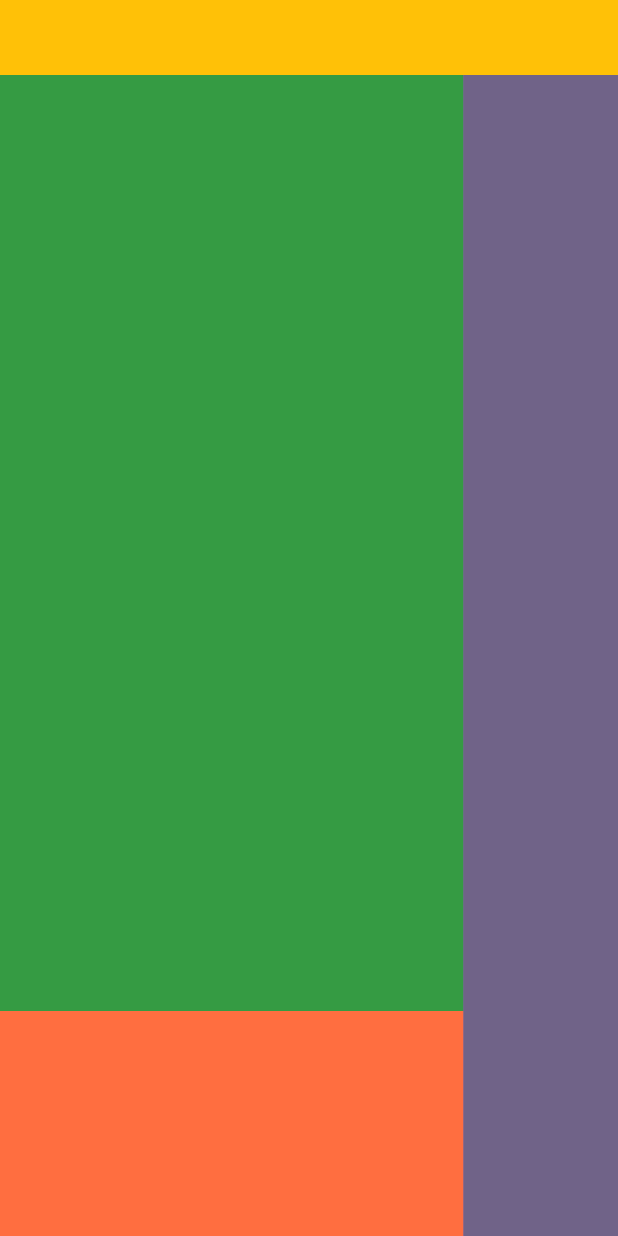
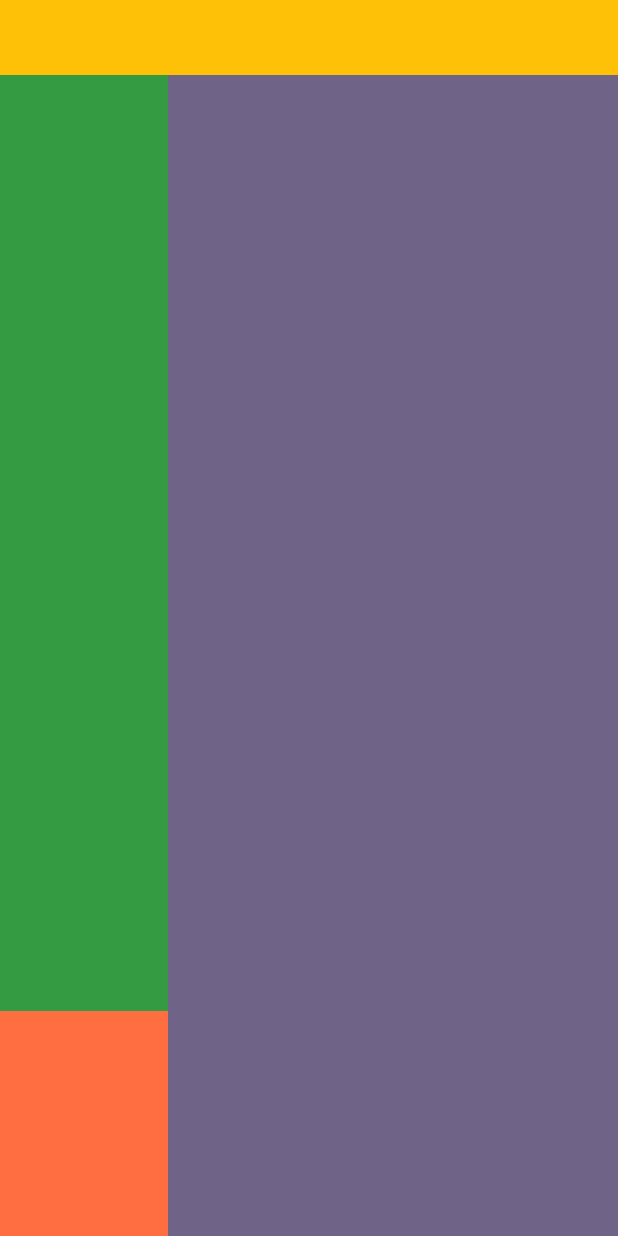
Before and after one commit to salmannaeem112215/pos_flutter, a Flutter app: the screen it shows after launch, on a phone screen of 412 x 824 dp. Run offline on Flutter 3.47's test engine with Material 2 defaults, Android fonts, the phone set to English and light mode, and no system bars.

Commit message:
Added varaible for hights or width defined

```diff
--- a/lib/bill/billScreen.dart
+++ b/lib/bill/billScreen.dart
@@ -2,6 +2,9 @@ import 'package:flutter/material.dart';
 
 class BillScreen extends StatefulWidget {
   const BillScreen({Key? key}) : super(key: key);
+  final double _sideBarWidth = 300;
+  final double _topBarHeight = 50;
+  final double _bottomBarHeight = 150;
 
   @override
   State<BillScreen> createState() => _BillScreenState();
@@ -14,7 +17,7 @@ class _BillScreenState extends State<BillScreen> {
       body: Container(
         child: Column(children: [
           Container(
-            height: 50,
+            height: widget._topBarHeight,
             color: Colors.amber,
           ),
           Expanded(
@@ -22,8 +25,7 @@ class _BillScreenState extends State<BillScreen> {
               color: Colors.black38,
               child: Row(
                 children: [
-                  Flexible(
-                      flex: 3,
+                  Expanded(
                     child: Container(
                       color: Colors.deepPurple,
                       child: Column(
@@ -34,17 +36,17 @@ class _BillScreenState extends State<BillScreen> {
                             ),
                           ),
                           Container(
-                              height: 150,
+                            height: widget._bottomBarHeight,
                             color: Colors.deepOrangeAccent,
                           ),
                         ],
                       ),
-                      )),
-                  Flexible(
-                      flex: 1,
-                      child: Container(
+                    ),
+                  ),
+                  Container(
+                    width: widget._sideBarWidth,
                     color: Color.fromARGB(255, 112, 99, 136),
-                      )),
+                  ),
                 ],
               ),
             ),
```
Lines whose indentation alone changed are shown as unchanged.
